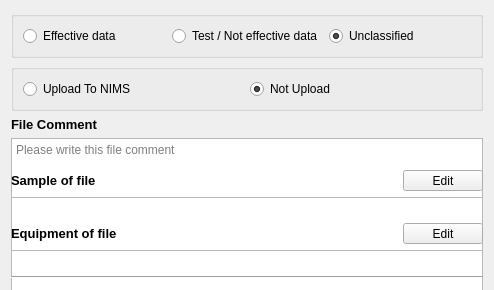
This is forms/Widget_Each_Files_Information.ui in YutaNaist/Data_Memo_Transfer as Qt 5 draws it before an edit. The edited form follows.
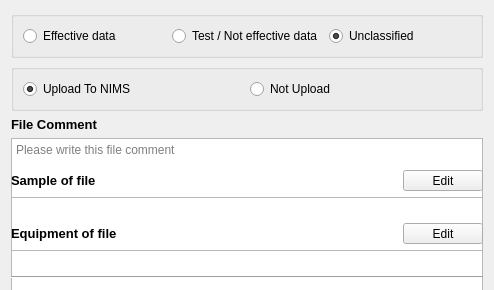
This is the edited form. Icons and pictures are not drawn.

Patch:
```diff
--- a/forms/Widget_Each_Files_Information.ui
+++ b/forms/Widget_Each_Files_Information.ui
@@ -73,6 +73,9 @@
         <property name="text">
          <string>Upload To NIMS</string>
         </property>
+        <property name="checked">
+         <bool>true</bool>
+        </property>
        </widget>
       </item>
       <item>
@@ -81,7 +84,7 @@
          <string>Not Upload</string>
         </property>
         <property name="checked">
-         <bool>true</bool>
+         <bool>false</bool>
         </property>
         <property name="autoRepeat">
          <bool>false</bool>
```
